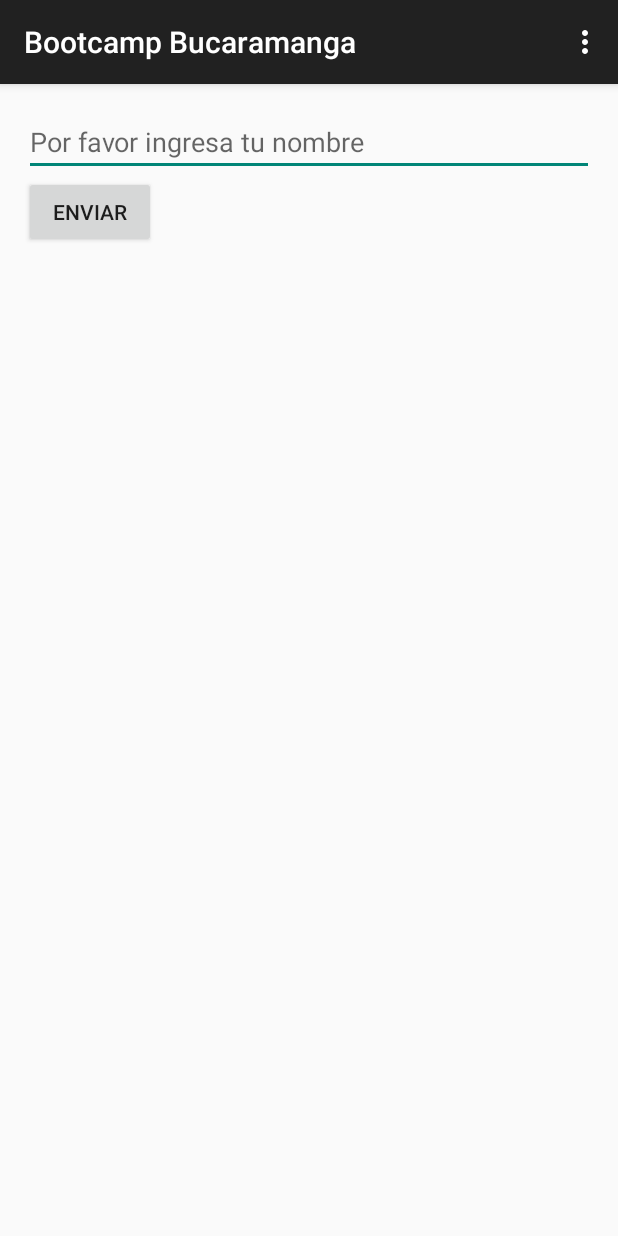
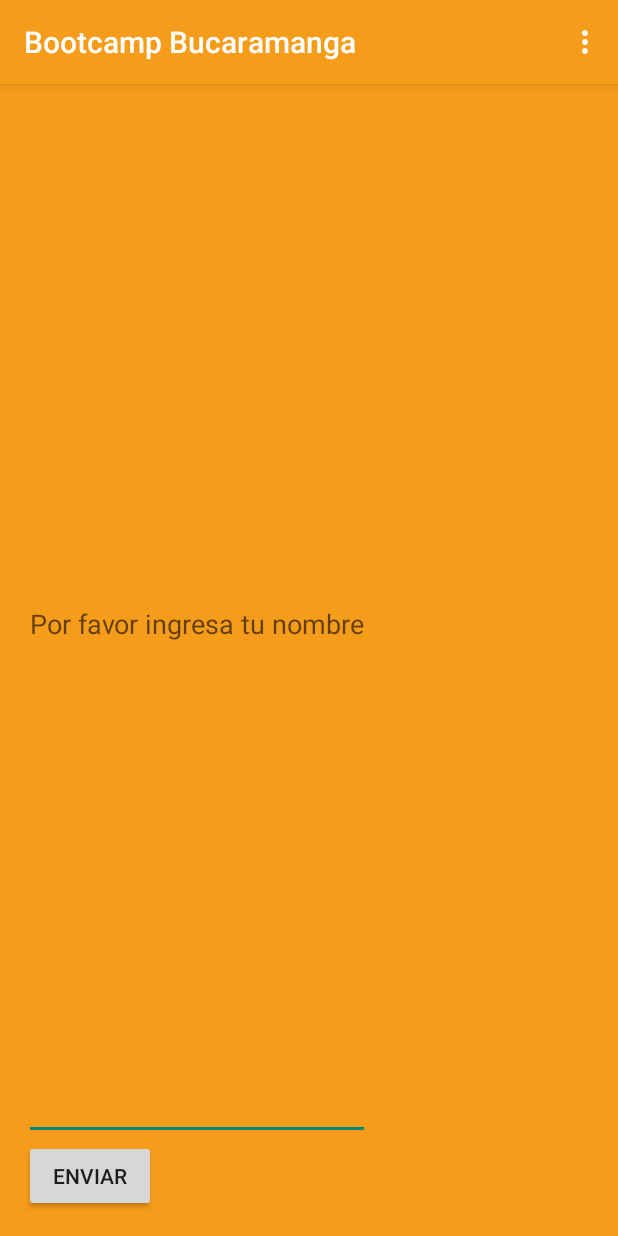
Before and after one commit to unmultimedio/cappacitate-bucaramanga, an Android app: the screen it shows after launch (MainActivity), on a phone screen of 412 x 824 dp. Run offline under Robolectric (Android 15) with nearby library versions, the phone set to English and light mode, and no system bars.

Commit message:
Segunda Sesion

```diff
--- a/BootcampBucaramanga/app/src/main/AndroidManifest.xml
+++ b/BootcampBucaramanga/app/src/main/AndroidManifest.xml
@@ -6,7 +6,7 @@
         android:allowBackup="true"
         android:icon="@drawable/ic_launcher"
         android:label="@string/app_name"
-        android:theme="@style/AppTheme" >
+        android:theme="@style/MiEstiloApp" >
         <activity
             android:name=".MainActivity"
             android:label="@string/app_name" >
@@ -17,7 +17,8 @@
             </intent-filter>
         </activity>
         <activity android:name=".SecondActivity"
-            android:label="Second Activity">
+            android:label="Second Activity"
+            android:theme="@style/AppTheme">
             </activity>
     </application>
 
--- a/BootcampBucaramanga/app/src/main/res/layout/activity_main.xml
+++ b/BootcampBucaramanga/app/src/main/res/layout/activity_main.xml
@@ -1,18 +1,19 @@
-<RelativeLayout xmlns:android="http://schemas.android.com/apk/res/android"
+<LinearLayout xmlns:android="http://schemas.android.com/apk/res/android"
     xmlns:tools="http://schemas.android.com/tools" android:layout_width="match_parent"
     android:layout_height="match_parent" android:paddingLeft="@dimen/activity_horizontal_margin"
     android:paddingRight="@dimen/activity_horizontal_margin"
     android:paddingTop="@dimen/activity_vertical_margin"
-    android:paddingBottom="@dimen/activity_vertical_margin" tools:context=".MainActivity">
+    android:paddingBottom="@dimen/activity_vertical_margin"
+    android:orientation="vertical"
+    android:background="@color/naranja_unab"
+    tools:context=".MainActivity">
 
     <EditText
-        android:layout_width="match_parent"
+        android:layout_width="wrap_content"
         android:layout_height="wrap_content"
         android:id="@+id/name_value"
         android:hint="@string/hint_txt"
-        android:layout_alignParentTop="true"
-        android:layout_alignParentRight="true"
-        android:layout_alignParentEnd="true" />
+        android:layout_weight="1"/>
 
     <Button
         android:layout_width="wrap_content"
@@ -20,8 +21,6 @@
         android:text="@string/btn_label"
         android:id="@+id/button"
         android:onClick="sendData"
-        android:layout_below="@+id/name_value"
-        android:layout_alignParentLeft="true"
-        android:layout_alignParentStart="true" />
+        android:layout_weight="0"/>
 
-</RelativeLayout>
+</LinearLayout>
--- a/BootcampBucaramanga/app/src/main/res/menu/menu_main.xml
+++ b/BootcampBucaramanga/app/src/main/res/menu/menu_main.xml
@@ -3,4 +3,6 @@
     xmlns:tools="http://schemas.android.com/tools" tools:context=".MainActivity">
     <item android:id="@+id/action_settings" android:title="@string/action_settings"
         android:orderInCategory="100" app:showAsAction="never" />
+    <item android:id="@+id/button_2" android:title="2"/>
+    <item android:id="@+id/button_3" android:title="3"/>
 </menu>
--- a/BootcampBucaramanga/app/src/main/res/values/styles.xml
+++ b/BootcampBucaramanga/app/src/main/res/values/styles.xml
@@ -3,6 +3,18 @@
     <!-- Base application theme. -->
     <style name="AppTheme" parent="Theme.AppCompat.Light.DarkActionBar">
         <!-- Customize your theme here. -->
+        <item name="colorPrimary">@color/rojo</item>
+    </style>
+
+    <style name="MiBarra" parent="Widget.AppCompat.Light.ActionBar.Solid.Inverse">
+       <item name="background">@color/naranja_unab</item>
+    </style>
+
+    <style name="MiEstiloApp" parent="Theme.AppCompat.Light.DarkActionBar">
+        <!-- De la manera antigua -->
+        <item name="android:actionBarStyle">@style/MiBarra</item>
+        <!-- De la manera nueva -->
+        <item name="colorPrimary">@color/naranja_unab</item>
     </style>
 
 </resources>
```
Also changed, not shown: BootcampBucaramanga/app/src/main/java/net/sikuani/bootcampbucaramanga/MainActivity.java (+25 -3 lines), BootcampBucaramanga/app/src/main/res/layout/ejercicio.xml (added, +75 -0 lines), BootcampBucaramanga/app/src/main/res/values/colors.xml (added, +10 -0 lines).
